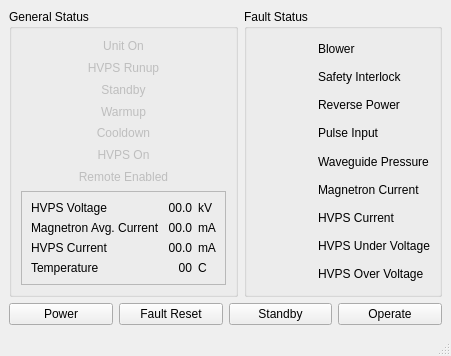
The window that src/ka_xmit/KaXmitCtlMainWindow.ui (NCAR/Ka-band_instrument) describes before a commit, drawn with Qt 5.
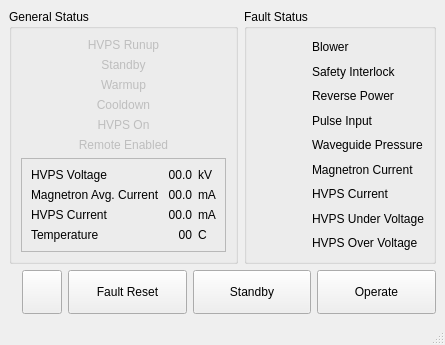
The same window after the commit. Icons and pictures are not drawn.

What changed in the file:
```diff
--- a/src/ka_xmit/KaXmitCtlMainWindow.ui
+++ b/src/ka_xmit/KaXmitCtlMainWindow.ui
@@ -6,8 +6,8 @@
    <rect>
     <x>0</x>
     <y>0</y>
-    <width>451</width>
-    <height>356</height>
+    <width>445</width>
+    <height>345</height>
    </rect>
   </property>
   <property name="windowTitle">
@@ -23,19 +23,6 @@
          <string>General Status</string>
         </property>
         <layout class="QVBoxLayout" name="verticalLayout_2">
-         <item>
-          <widget class="QLabel" name="unitOnLabel">
-           <property name="enabled">
-            <bool>false</bool>
-           </property>
-           <property name="text">
-            <string>Unit On</string>
-           </property>
-           <property name="alignment">
-            <set>Qt::AlignCenter</set>
-           </property>
-          </widget>
-         </item>
          <item>
           <widget class="QLabel" name="runupLabel">
            <property name="enabled">
@@ -433,29 +420,82 @@
     </item>
     <item>
      <layout class="QHBoxLayout" name="horizontalLayout_14">
+      <item>
+       <widget class="QLabel" name="unitOnLabel">
+        <property name="enabled">
+         <bool>true</bool>
+        </property>
+        <property name="sizePolicy">
+         <sizepolicy hsizetype="Minimum" vsizetype="Preferred">
+          <horstretch>0</horstretch>
+          <verstretch>0</verstretch>
+         </sizepolicy>
+        </property>
+        <property name="text">
+         <string/>
+        </property>
+        <property name="pixmap">
+         <pixmap resource="KaXmitCtlMainWindow.qrc">:/greenLED_off.png</pixmap>
+        </property>
+       </widget>
+      </item>
       <item>
        <widget class="QPushButton" name="powerButton">
+        <property name="sizePolicy">
+         <sizepolicy hsizetype="Minimum" vsizetype="Preferred">
+          <horstretch>0</horstretch>
+          <verstretch>0</verstretch>
+         </sizepolicy>
+        </property>
         <property name="text">
-         <string>Power</string>
+         <string/>
+        </property>
+        <property name="icon">
+         <iconset resource="KaXmitCtlMainWindow.qrc">
+          <normaloff>:/powerbutton.png</normaloff>:/powerbutton.png</iconset>
+        </property>
+        <property name="iconSize">
+         <size>
+          <width>24</width>
+          <height>24</height>
+         </size>
         </property>
        </widget>
       </item>
       <item>
        <widget class="QPushButton" name="faultResetButton">
+        <property name="sizePolicy">
+         <sizepolicy hsizetype="MinimumExpanding" vsizetype="Preferred">
+          <horstretch>0</horstretch>
+          <verstretch>0</verstretch>
+         </sizepolicy>
+        </property>
         <property name="text">
          <string>Fault Reset</string>
         </property>
        </widget>
       </item>
       <item>
-       <widget class="QPushButton" name="pushButton_3">
+       <widget class="QPushButton" name="standbyButton">
+        <property name="sizePolicy">
+         <sizepolicy hsizetype="MinimumExpanding" vsizetype="Preferred">
+          <horstretch>0</horstretch>
+          <verstretch>0</verstretch>
+         </sizepolicy>
+        </property>
         <property name="text">
          <string>Standby</string>
         </property>
        </widget>
       </item>
       <item>
-       <widget class="QPushButton" name="pushButton_4">
+       <widget class="QPushButton" name="operateButton">
+        <property name="sizePolicy">
+         <sizepolicy hsizetype="MinimumExpanding" vsizetype="Preferred">
+          <horstretch>0</horstretch>
+          <verstretch>0</verstretch>
+         </sizepolicy>
+        </property>
         <property name="text">
          <string>Operate</string>
         </property>
```
Left out of the diff: 89 changed lines with no effect on the pictures.
